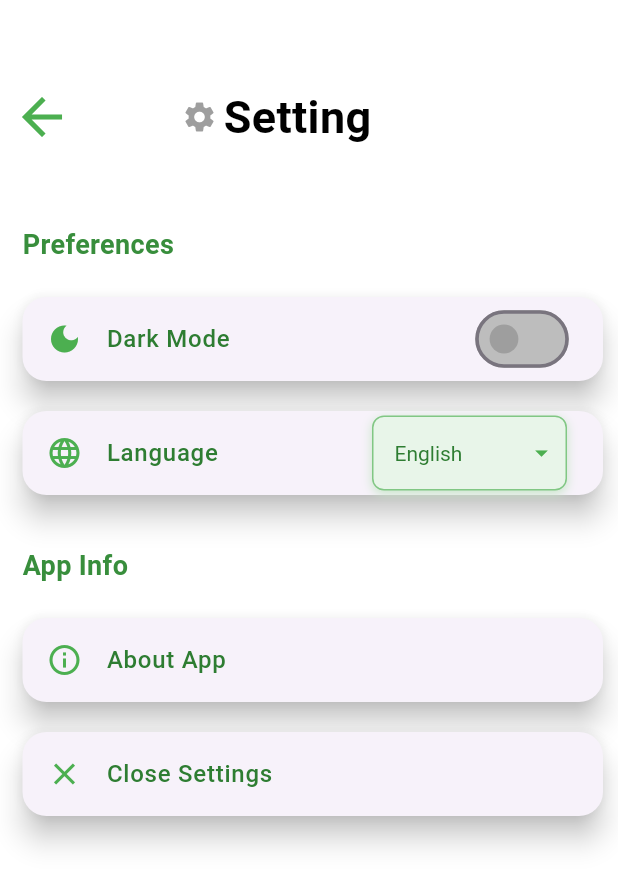
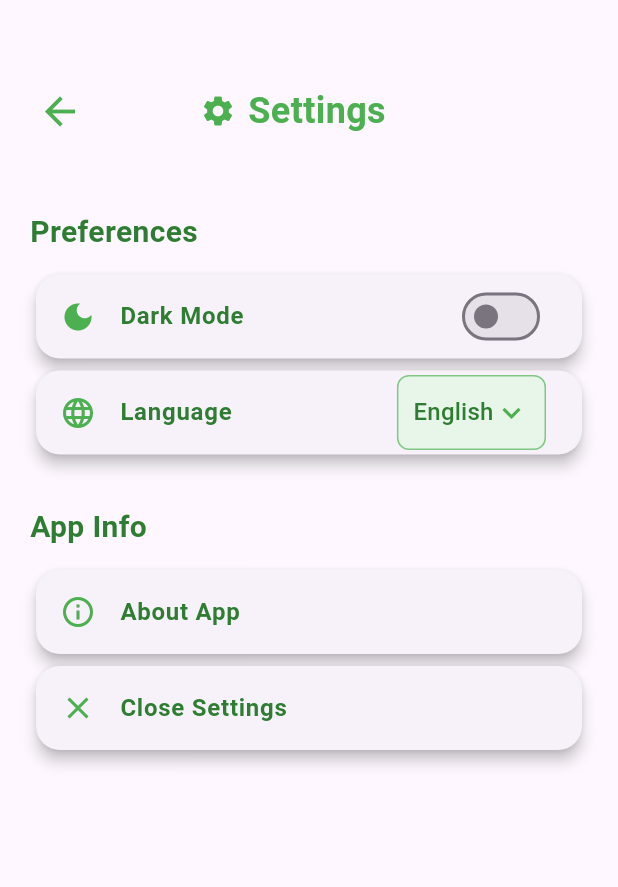
Before and after one commit to abdo-mokhtar/ecoproject, a Flutter app: the SettingsPage screen opened directly, on a phone screen of 412 x 824 dp. Shown: the top 887 px of the screen. Run offline on Flutter 3.47's test engine with Material 3 defaults, Android fonts, the phone set to English and light mode, and no system bars; our stand-ins replace dropdown_button2, dropdown_search, lottie, lucide_icons, smooth_page_indicator; network calls fail.

Commit message:
update UI

```diff
--- a/lib/settings_page.dart
+++ b/lib/settings_page.dart
@@ -8,25 +8,21 @@ class SettingsPage extends StatefulWidget {
 
 class _SettingsPageState extends State<SettingsPage> {
   bool isDarkMode = false;
-  String selectedLanguage = 'English'; // اللغة الافتراضية هي الإنجليزية
+  String selectedLanguage = 'English';
 
   @override
   Widget build(BuildContext context) {
-    final theme = Theme.of(context);
-
     return Scaffold(
-      backgroundColor: Colors.white,
-      body:Stack(
+      body: Stack(
         children: [
           Positioned.fill(
-            child: Center(
             child: ListView(
-              padding: const EdgeInsets.fromLTRB(15,150,10,15),
+              padding: const EdgeInsets.fromLTRB(20, 140, 20, 20),
               children: [
                 _buildSectionTitle("Preferences"),
                 _buildDarkModeTile(),
-                _buildLanguageTile(), // إضافة اختيار اللغة
-                const SizedBox(height: 24),
+                _buildLanguageTile(),
+                const SizedBox(height: 30),
                 _buildSectionTitle("App Info"),
                 _buildTile(
                   icon: Icons.info_outline,
@@ -35,10 +31,35 @@ class _SettingsPageState extends State<SettingsPage> {
                     showAboutDialog(
                       context: context,
                       applicationName: "EcoSense",
-                      applicationVersion: "1.0.0",
-                      applicationIcon: const Icon(Icons.eco, size: 40),
-                      children: const [
-                        Text("An app to track air quality and environmental data."),
+                      applicationVersion: "v1.0.0",
+                      applicationIcon: Container(
+                        decoration: BoxDecoration(
+                          color: Colors.green.shade50,
+                          shape: BoxShape.circle,
+                        ),
+                        padding: const EdgeInsets.all(8),
+                        child: const Icon(Icons.eco,
+                            size: 40, color: Colors.green),
+                      ),
+                      children: [
+                        const SizedBox(height: 16),
+                        Text(
+                          "EcoSense is an environmental monitoring app designed to help you track real-time air quality and environmental data in your city.",
+                          style: TextStyle(
+                            fontSize: 14,
+                            color: Colors.grey.shade800,
+                            height: 1.5,
+                          ),
+                        ),
+                        const SizedBox(height: 12),
+                        Text(
+                          "Developed with 💚 using Flutter.",
+                          style: TextStyle(
+                            fontSize: 13,
+                            color: Colors.green.shade700,
+                            fontStyle: FontStyle.italic,
+                          ),
+                        ),
                       ],
                     );
                   },
@@ -49,39 +70,42 @@ class _SettingsPageState extends State<SettingsPage> {
                   onTap: () => Navigator.pop(context),
                 ),
               ],
-            ),),
             ),
-          Positioned(
-            top: 50, // control position here
-            left: 0,
-            right: 0,
-            child: Container(
-              color: Colors.white,
-             // padding: const EdgeInsets.fromLTRB(16,16,16,0),
-              child:  Row(
-                mainAxisAlignment: MainAxisAlignment.start,
+          ),
+          _buildAppBar(),
+        ],
+      ),
+    );
+  }
+
+  Widget _buildAppBar() {
+    return Positioned(
+      top: 50,
+      left: 16,
+      right: 16,
+      child: Row(
         children: [
           IconButton(
-                    icon: Icon(Icons.arrow_back, color: Colors.green, size: 40),
+            icon: const Icon(Icons.arrow_back, color: Colors.green, size: 30),
             onPressed: () {
               Navigator.pushReplacement(
                 context,
-                        MaterialPageRoute(builder: (context) => HomeScreen()), // Replace with your screen
+                MaterialPageRoute(builder: (context) => const HomeScreen()),
               );
             },
           ),
-                  SizedBox(width: 65),
-                  Icon(Icons.settings, color: Colors.grey),
-                  SizedBox(width: 4),
-                  Text(
-                    "Setting",
-                    style: TextStyle(color: Colors.black, fontSize: 30,fontWeight: FontWeight.bold),
-                    textAlign: TextAlign.center,
-                  ),
-                ],
+          const Spacer(),
+          const Icon(Icons.settings, color: Colors.green),
+          const SizedBox(width: 8),
+          const Text(
+            "Settings",
+            style: TextStyle(
+              fontSize: 24,
+              fontWeight: FontWeight.bold,
+              color: Colors.green,
             ),
           ),
-          ),
+          const Spacer(flex: 2),
         ],
       ),
     );
@@ -89,13 +113,13 @@ class _SettingsPageState extends State<SettingsPage> {
 
   Widget _buildSectionTitle(String title) {
     return Padding(
-      padding: const EdgeInsets.only(bottom: 12),
+      padding: const EdgeInsets.only(bottom: 10),
       child: Text(
         title,
         style: TextStyle(
-          fontSize: 18,
+          fontSize: 20,
           fontWeight: FontWeight.bold,
-          color: Colors.green.shade700, // اللون الأخضر للنصوص
+          color: Colors.green.shade800,
         ),
       ),
     );
@@ -108,17 +132,16 @@ class _SettingsPageState extends State<SettingsPage> {
     VoidCallback? onTap,
   }) {
     return Card(
-      margin: const EdgeInsets.symmetric(vertical: 10),
       shape: RoundedRectangleBorder(borderRadius: BorderRadius.circular(16)),
-      elevation: 8,
+      elevation: 4,
       child: ListTile(
-        leading: Icon(icon, color: Colors.green), // اللون الأخضر للأيقونات
+        leading: Icon(icon, color: Colors.green),
         title: Text(
           title,
           style: TextStyle(
             fontSize: 16,
-            fontWeight: FontWeight.w500,
-            color: Colors.green.shade800, // اللون الأخضر للنصوص
+            fontWeight: FontWeight.w600,
+            color: Colors.green.shade800,
           ),
         ),
         trailing: trailing,
@@ -127,108 +150,51 @@ class _SettingsPageState extends State<SettingsPage> {
     );
   }
 
-  // تحسين شكل زر Dark Mode
   Widget _buildDarkModeTile() {
-    return Card(
-      margin: const EdgeInsets.symmetric(vertical: 10),
-      shape: RoundedRectangleBorder(borderRadius: BorderRadius.circular(16)),
-      elevation: 8,
-      child: ListTile(
-        leading: const Icon(Icons.dark_mode,
-            color: Colors.green), // أيقونة Dark Mode
-        title: Text(
-          "Dark Mode",
-          style: TextStyle(
-            fontSize: 16,
-            fontWeight: FontWeight.w500,
-            color: Colors.green.shade800, // النص بلون أخضر
-          ),
-        ),
-        trailing: Transform.scale(
-          scale: 1.2, // زيادة حجم الـ Switch قليلاً
-          child: Switch(
+    return _buildTile(
+      icon: Icons.dark_mode,
+      title: "Dark Mode",
+      trailing: Switch(
         value: isDarkMode,
         onChanged: (value) {
           setState(() {
             isDarkMode = value;
-                // يمكنك إضافة كود لتغيير الثيم هنا
           });
         },
-            activeColor: Colors.green, // اللون الأخضر عند تفعيل الـ Switch
-            activeTrackColor: Colors.green.shade200, // اللون الأخضر الفاتح
-            inactiveThumbColor: Colors.grey, // اللون الرمادي عند إيقاف التفعيل
-            inactiveTrackColor: Colors.grey.shade400, // اللون الرمادي الفاتح
-          ),
-        ),
+        activeColor: Colors.green,
       ),
     );
   }
 
   Widget _buildLanguageTile() {
-    return Card(
-      margin: const EdgeInsets.symmetric(vertical: 10),
-      shape: RoundedRectangleBorder(borderRadius: BorderRadius.circular(16)),
-      elevation: 8,
-      child: ListTile(
-        leading: const Icon(Icons.language,
-            color: Colors.green), // اللون الأخضر للأيقونة
-        title: Text(
-          "Language",
-          style: TextStyle(
-            fontSize: 16,
-            fontWeight: FontWeight.w500,
-            color: Colors.green.shade800, // اللون الأخضر للنصوص
-          ),
-        ),
+    return _buildTile(
+      icon: Icons.language,
+      title: "Language",
       trailing: Container(
-          width: 130, // تم تقليص العرض
-          padding: const EdgeInsets.symmetric(horizontal: 6), // تقليص الحواف
+        padding: const EdgeInsets.symmetric(horizontal: 10),
         decoration: BoxDecoration(
-            color: Colors.green.shade50, // خلفية القائمة المنسدلة
+          color: Colors.green.shade50,
           borderRadius: BorderRadius.circular(8),
-            border:
-                Border.all(color: Colors.green.shade300), // حدود بلون أخضر فاتح
-            boxShadow: [
-              BoxShadow(
-                color: Colors.green.shade100,
-                blurRadius: 5,
-                offset: const Offset(0, 2),
-              ),
-            ],
+          border: Border.all(color: Colors.green.shade300),
         ),
         child: DropdownButton<String>(
           value: selectedLanguage,
-            iconEnabledColor: Colors.green, // اللون الأخضر لأيقونة السهم
-            iconSize: 20, // حجم السهم المنسدلي أصغر
-            isExpanded: true, // ملء العرض بالكامل
-            dropdownColor: Colors.green.shade50, // خلفية القائمة المنسدلة
-            style: TextStyle(
-              fontSize: 14, // تقليص حجم النص
-              color: Colors.green.shade800, // النص داخل القائمة
-            ),
-            underline: Container(), // إزالة الخط السفلي
-            items: <String>['English', 'Arabic']
-                .map<DropdownMenuItem<String>>((String value) {
+          icon: const Icon(Icons.keyboard_arrow_down, color: Colors.green),
+          underline: const SizedBox(),
+          items: ['English', 'Arabic'].map((String value) {
             return DropdownMenuItem<String>(
               value: value,
-                child: Padding(
-                  padding: const EdgeInsets.all(8.0),
-                  child: Text(value),
-                ),
+              child:
+                  Text(value, style: TextStyle(color: Colors.green.shade800)),
             );
           }).toList(),
           onChanged: (String? newValue) {
             setState(() {
               selectedLanguage = newValue!;
-                // هنا يمكنك إضافة كود لتغيير اللغة
             });
           },
-          ),
         ),
       ),
     );
   }
 }
-
-
-////////////
```
Also changed, not shown: lib/air_quality_widget.dart (+4 -8 lines), lib/home_screen.dart (+9 -14 lines), lib/profile_widget.dart (+103 -119 lines), 4 other files. Lines whose indentation alone changed are shown as unchanged.
